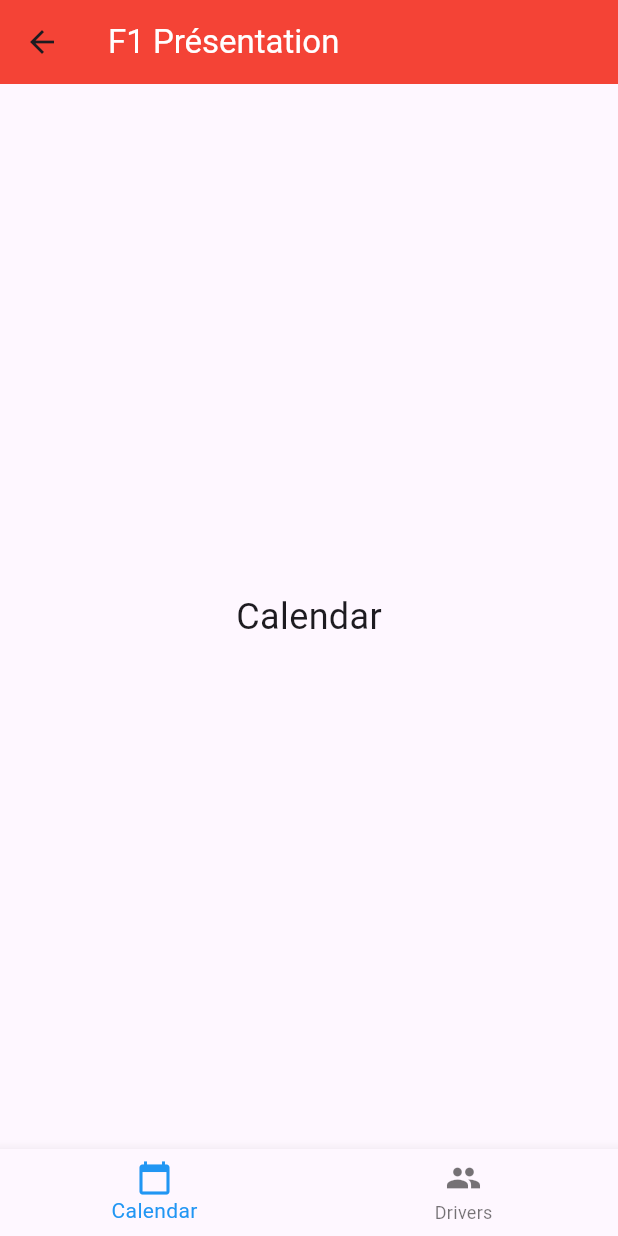
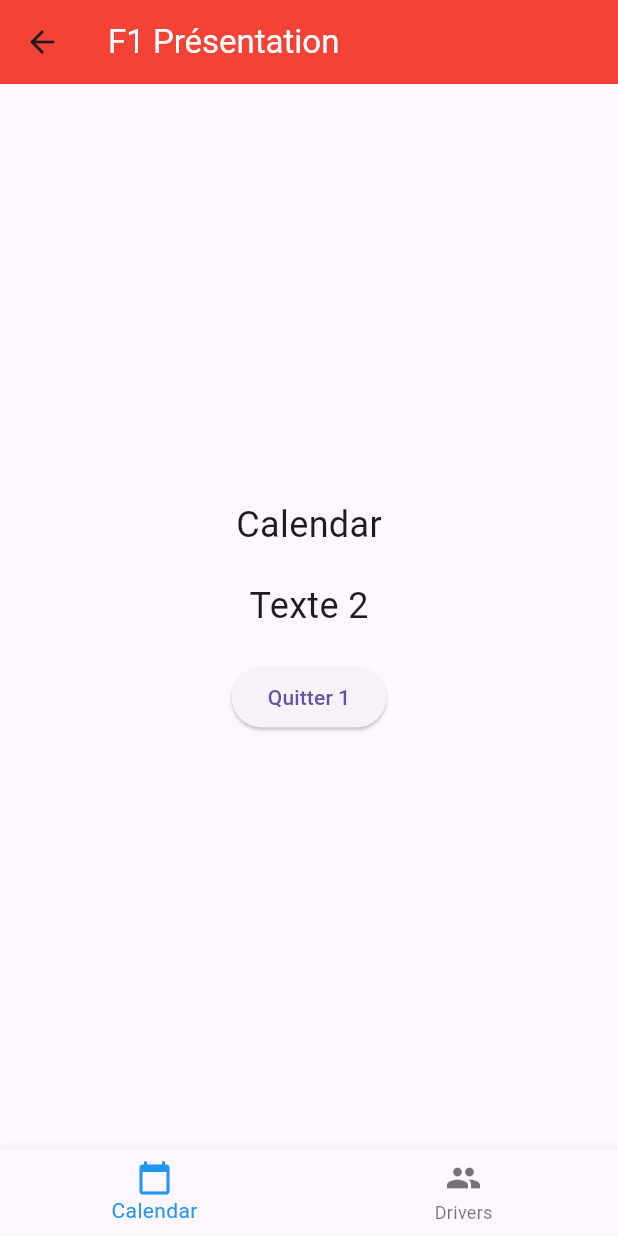
Before and after one commit to victorusrex/groupe_D, a Flutter app: the screen it shows after launch, after a tap on "F1 Presentation", on a phone screen of 412 x 824 dp. Run offline on Flutter 3.47's test engine with Material 3 defaults, Android fonts, the phone set to English and light mode, and no system bars; network calls fail.

Commit message:
Bouton Quitter fonctionnel + API Pilote (nom et prénom) good !

```diff
--- a/lib/routes/home/home_route.dart
+++ b/lib/routes/home/home_route.dart
@@ -11,9 +11,9 @@ class HomeRoute extends StatelessWidget {
       appBar: AppBar(
         title: const Text(
           "F1 Présentation",
-          style: TextStyle(color: Colors.white), // Définir la couleur du texte en blanc
+          style: TextStyle(color: Colors.white),
         ),
-        backgroundColor: Colors.red, // Définir la couleur de l'AppBar en rouge
+        backgroundColor: Colors.red,
       ),
       body: const HomeRouteBody(),
     );
--- a/lib/routes/home/home_route_body.dart
+++ b/lib/routes/home/home_route_body.dart
@@ -1,4 +1,6 @@
+import 'dart:convert';
 import 'package:flutter/material.dart';
+import 'package:http/http.dart' as http;
 
 class HomeRouteBody extends StatefulWidget {
   const HomeRouteBody({Key? key}) : super(key: key);
@@ -10,22 +12,19 @@ class HomeRouteBody extends StatefulWidget {
 class _HomeRouteBodyState extends State<HomeRouteBody> {
   int _selectedIndex = 0;
 
-  static const List<Widget> _widgetOptions = <Widget>[
-    Text(
-      'Calendar',
-      style: TextStyle(fontSize: 24),
-    ),
-    Text(
-      'Drivers',
-      style: TextStyle(fontSize: 24),
-    ),
-  ];
+  late Future<List<Driver>> _futureDrivers;
+
+  @override
+  void initState() {
+    super.initState();
+    _futureDrivers = fetchDrivers();
+  }
 
   @override
   Widget build(BuildContext context) {
     return Scaffold(
       body: Center(
-        child: _widgetOptions.elementAt(_selectedIndex),
+        child: _selectedIndex == 0 ? CalendarWidget() : DriversWidget(futureDrivers: _futureDrivers),
       ),
       bottomNavigationBar: BottomNavigationBar(
         items: const <BottomNavigationBarItem>[
@@ -36,7 +35,6 @@ class _HomeRouteBodyState extends State<HomeRouteBody> {
           BottomNavigationBarItem(
             icon: Icon(Icons.people),
             label: 'Drivers',
-
           ),
         ],
         currentIndex: _selectedIndex,
@@ -51,4 +49,101 @@ class _HomeRouteBodyState extends State<HomeRouteBody> {
       _selectedIndex = index;
     });
   }
+
+  Future<List<Driver>> fetchDrivers() async {
+    final response = await http.get(Uri.parse(
+        'https://api.openf1.org/v1/drivers?session_key=9158'));
+
+    if (response.statusCode == 200) {
+      final List<dynamic> data = json.decode(response.body);
+      return data.take(20).map((e) => Driver.fromJson(e)).toList();
+    } else {
+      throw Exception('Failed to load drivers');
+    }
+  }
 }
+
+class CalendarWidget extends StatelessWidget {
+  @override
+  Widget build(BuildContext context) {
+    return Column(
+      mainAxisAlignment: MainAxisAlignment.center,
+      children: [
+        Text(
+          'Calendar',
+          style: TextStyle(fontSize: 24),
+        ),
+        SizedBox(height: 20),
+        Text(
+          'Texte 2',
+          style: TextStyle(fontSize: 24),
+        ),
+        SizedBox(height: 20),
+        YourButton(text: 'Quitter 1'),
+      ],
+    );
+  }
+}
+
+class DriversWidget extends StatelessWidget {
+  final Future<List<Driver>> futureDrivers;
+
+  const DriversWidget({required this.futureDrivers});
+
+  @override
+  Widget build(BuildContext context) {
+    return FutureBuilder<List<Driver>>(
+      future: futureDrivers,
+      builder: (context, snapshot) {
+        if (snapshot.connectionState == ConnectionState.waiting) {
+          return Center(child: CircularProgressIndicator());
+        } else if (snapshot.hasError) {
+          return Center(child: Text('Error: ${snapshot.error}'));
+        } else {
+          final drivers = snapshot.data!;
+          return ListView.builder(
+            itemCount: drivers.length,
+            itemBuilder: (context, index) {
+              final driver = drivers[index];
+              return ListTile(
+                title: Text('${driver.firstName} ${driver.lastName}'),
+              );
+            },
+          );
+        }
+      },
+    );
+  }
+}
+
+class YourButton extends StatelessWidget {
+  final String text;
+  const YourButton({Key? key, required this.text}) : super(key: key);
+
+  @override
+  Widget build(BuildContext context) {
+    return ElevatedButton(
+      onPressed: () {
+        Navigator.pop(context);
+      },
+      child: Text(text),
+    );
+  }
+}
+
+class Driver {
+  final String firstName;
+  final String lastName;
+
+  Driver({
+    required this.firstName,
+    required this.lastName,
+  });
+
+  factory Driver.fromJson(Map<String, dynamic> json) {
+    return Driver(
+      firstName: json['first_name'],
+      lastName: json['last_name'],
+    );
+  }
+}
--- a/pubspec.yaml
+++ b/pubspec.yaml
@@ -30,6 +30,9 @@ environment:
 dependencies:
   flutter:
     sdk: flutter
+  http: ^0.13.3
+
+
 
 
   # The following adds the Cupertino Icons font to your application.
```
Also changed, not shown: lib/routes/drivers/drivers_route.dart (added, +18 -0 lines), lib/routes/drivers/drivers_route_body.dart (added, +65 -0 lines), pubspec.lock.
